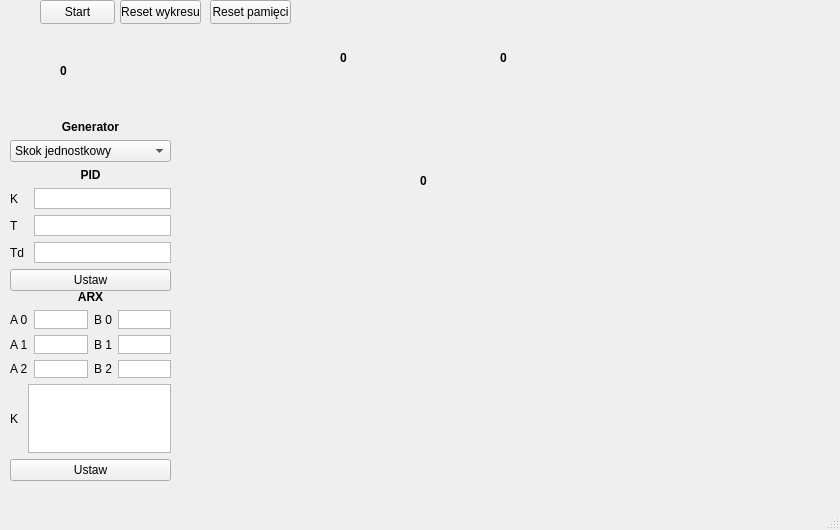
Old version of the form GUI/mainwindow.ui in the repository kacpereqo/regulatix.
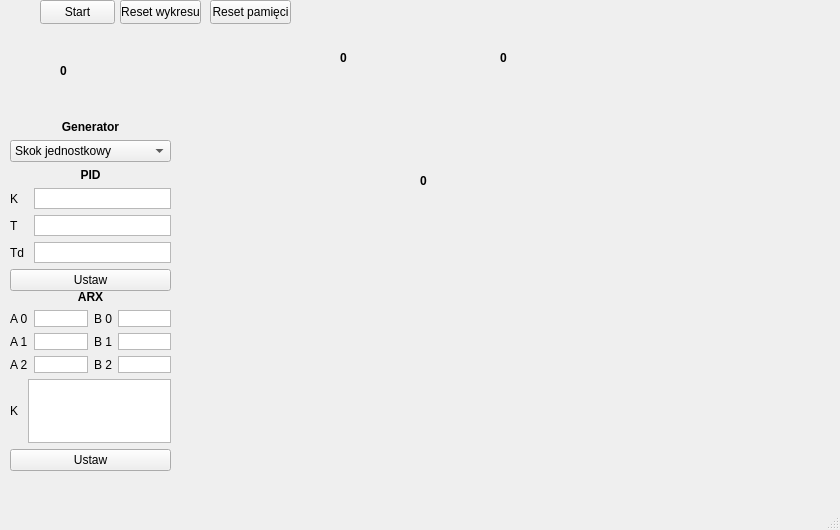
New version of the form. Icons and pictures are not drawn.

Patch:
```diff
--- a/GUI/mainwindow.ui
+++ b/GUI/mainwindow.ui
@@ -285,7 +285,7 @@
       <x>10</x>
       <y>290</y>
       <width>161</width>
-      <height>191</height>
+      <height>181</height>
      </rect>
     </property>
     <layout class="QVBoxLayout" name="verticalLayout_7">
```
